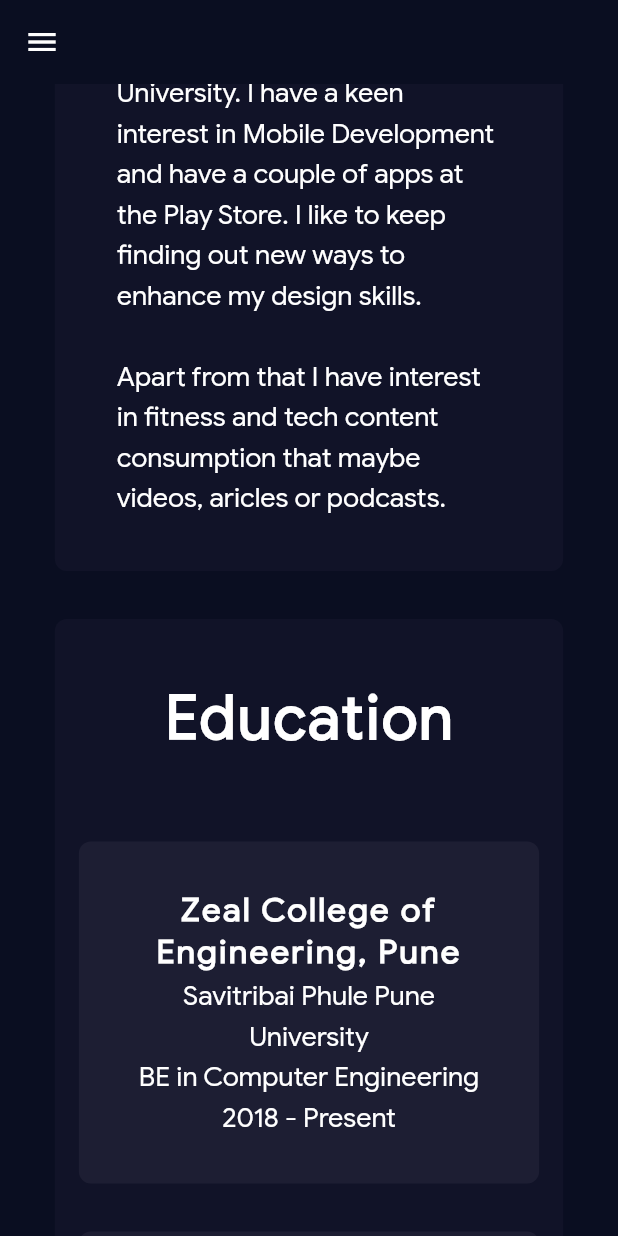
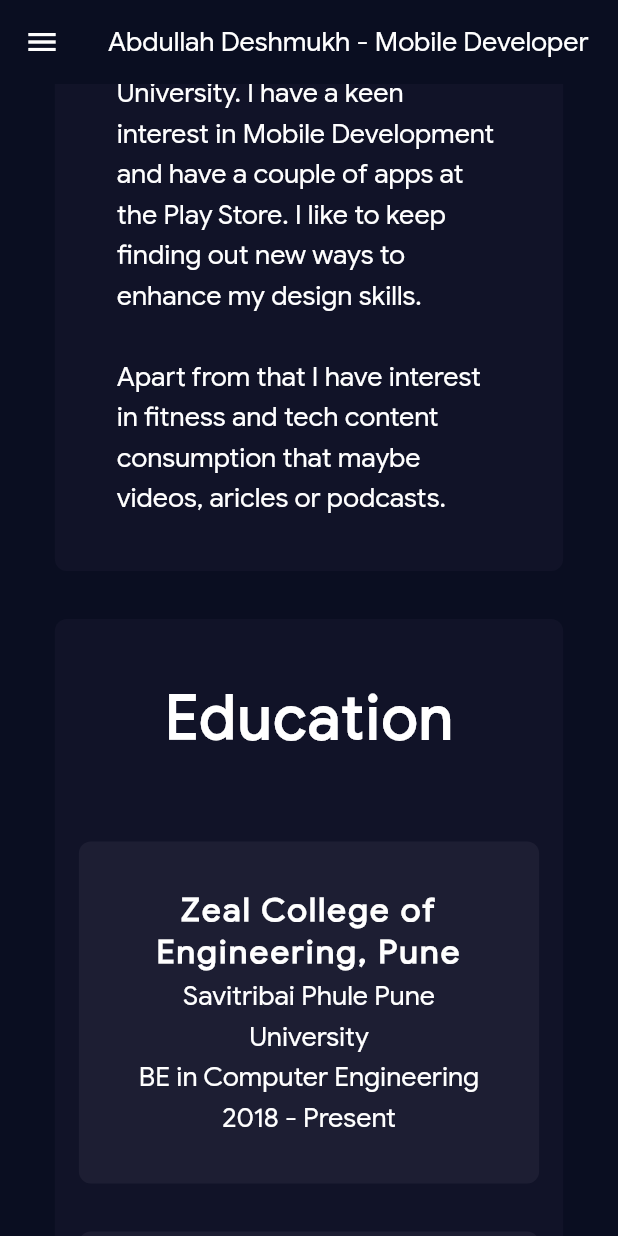
Before and after one commit to abd99/abd_portfolio, a Flutter app: the screen it shows after launch, scrolled down 576 dp, on a phone screen of 412 x 824 dp. Run offline on Flutter 3.47's test engine with Material 2 defaults, Android fonts, the phone set to English and light mode, and no system bars; our stand-ins replace font_awesome_flutter.

Commit message:
Add AppBar to mobile view

```diff
--- a/lib/profile_page.dart
+++ b/lib/profile_page.dart
@@ -1,3 +1,4 @@
+import 'package:abd_portfolio/constants.dart';
 import 'package:abd_portfolio/responsive_widget.dart';
 import 'package:flutter/material.dart';
 
@@ -38,6 +39,13 @@
         appBar: ResponsiveWidget.isSmallScreen(context)
             ? AppBar(
                 elevation: 0.0,
+                centerTitle: true,
+                title: Text(
+                  'Abdullah Deshmukh - Mobile Developer',
+                  style: kLabelTextStyle.copyWith(
+                    color: Colors.white,
+                  ),
+                ),
               )
             : null,
         drawer: ResponsiveWidget.isSmallScreen(context)
```
